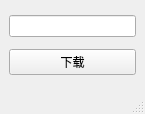
The window that mainwindow.ui (pipipishuo/PackageDownLoad) describes before a commit, drawn with Qt 5.
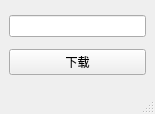
The same window after the commit.

The edit to the form file:
```diff
--- a/mainwindow.ui
+++ b/mainwindow.ui
@@ -6,7 +6,7 @@
    <rect>
     <x>0</x>
     <y>0</y>
-    <width>145</width>
+    <width>155</width>
     <height>114</height>
    </rect>
   </property>
```
Left out of the diff: 2 changed lines with no effect on the pictures.
